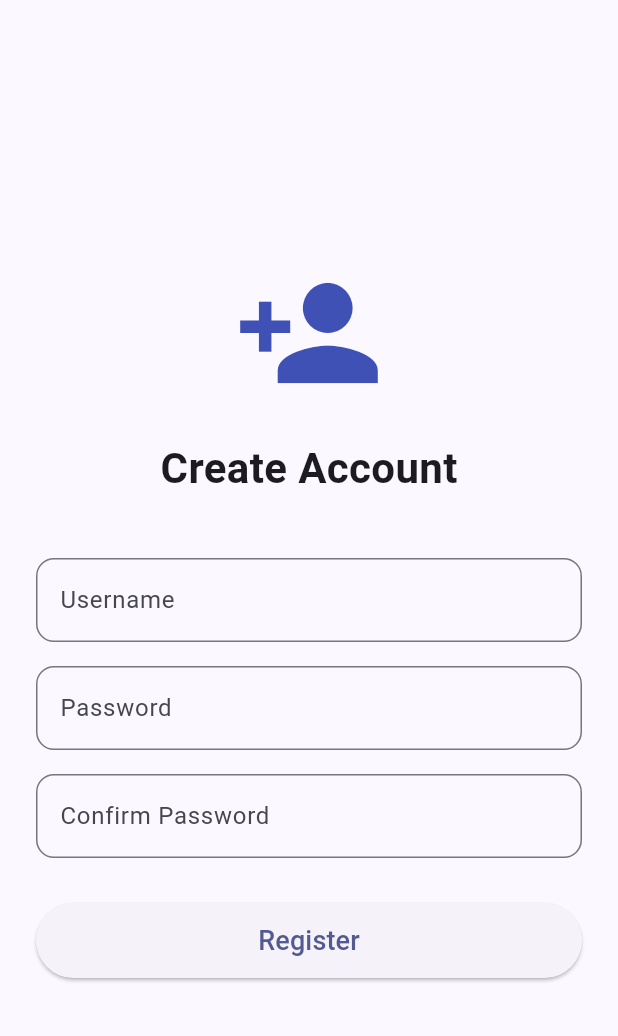
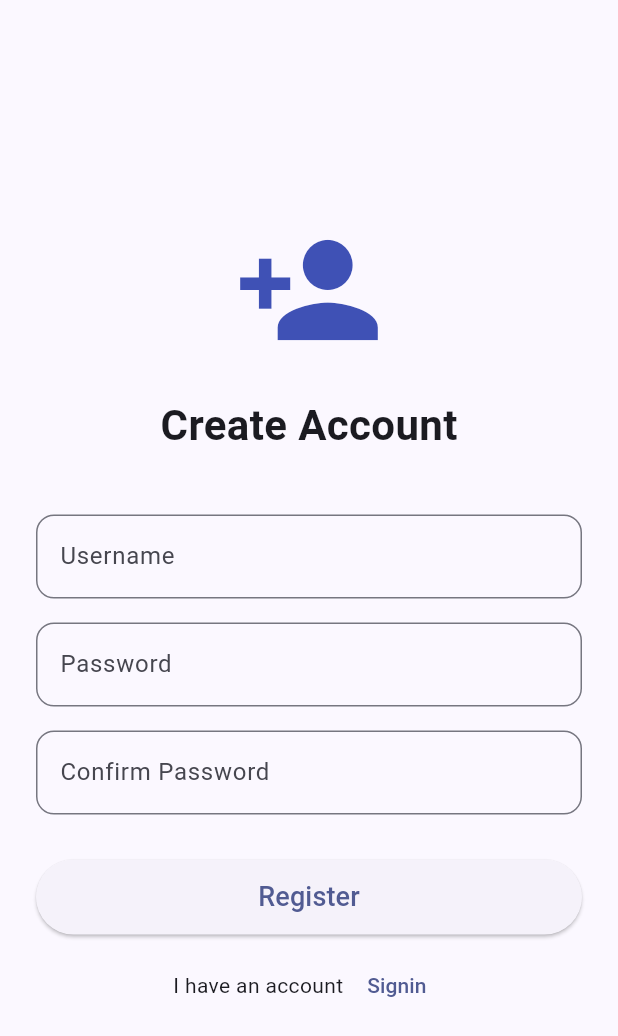
Before and after one commit to haveagrapeday/sche_do_project, a Flutter app: the screen it shows after launch, after a tap on "Register", on a phone screen of 412 x 824 dp. Shown: the top 1036 px of the screen. Run offline on Flutter 3.47's test engine with Material 3 defaults, Android fonts, the phone set to English and light mode, and no system bars; network calls fail.

Commit message:
edit some ui sign and naviga

```diff
--- a/flutter_app/lib/login_page.dart
+++ b/flutter_app/lib/login_page.dart
@@ -18,12 +18,16 @@ class _LoginPageState extends State<LoginPage> {
         child: Column(
           mainAxisAlignment: MainAxisAlignment.center,
           children: [
-            const Icon(Icons.lock_person, size: 100, color: Colors.indigo),
-            const SizedBox(height: 20),
-            const Text(
-              "Welcome Back",
-              style: TextStyle(fontSize: 28, fontWeight: FontWeight.bold),
+            const Icon(Icons.lock_person, size: 100, color: Colors.indigo), //logo
+            const SizedBox(height: 30),
+            const Text("Welcome back",
+            style: TextStyle(
+            fontSize: 32,
+            fontWeight: FontWeight.bold
+              )
             ),
+            const Text("Sign in to continue", style: TextStyle(color: Colors.grey)),
+
             const SizedBox(height: 40),
             TextField(
               decoration: InputDecoration(
@@ -55,7 +59,7 @@ class _LoginPageState extends State<LoginPage> {
                     MaterialPageRoute(builder: (context) => const HomePage()),
                   );
                 },
-                child: const Text("Login", style: TextStyle(fontSize: 18)),
+                child: const Text("Sign In", style: TextStyle(fontSize: 18)),
               ),
             ),
             const SizedBox(height: 10),
--- a/flutter_app/lib/register_page.dart
+++ b/flutter_app/lib/register_page.dart
@@ -1,6 +1,7 @@
 import 'package:flutter/material.dart';
 import 'package:http/http.dart' as http;
 import 'package:schedule_prototype2/home_page.dart';
+import 'package:schedule_prototype2/login_page.dart';
 import 'dart:convert';
 import 'task_page.dart';
 
@@ -125,6 +126,24 @@ class _RegisterPageState extends State<RegisterPage> {
                 child: const Text("Register", style: TextStyle(fontSize: 18)),
               ),
             ),
+            const SizedBox(height: 10),
+            Row(
+              mainAxisAlignment: MainAxisAlignment.center,
+              children: [
+                const Text("I have an account "),
+                TextButton(
+                  onPressed: () {
+                    Navigator.push(
+                      context,
+                      MaterialPageRoute(
+                        builder: (context) => const LoginPage(),
+                      ),
+                    );
+                  },
+                  child: const Text("Signin"),
+                ),
+              ],
+            ),
           ],
         ),
       ),
--- a/flutter_app/pubspec.yaml
+++ b/flutter_app/pubspec.yaml
@@ -32,6 +32,7 @@ dependencies:
     sdk: flutter
   http: ^1.1.0  #น่าจะเกี่ยวกับทำใหม่มือถือเห็น localhost
   #ห้ามย่อหน้าผิด error เลย
+  flutter_secure_storage: ^9.0.0 #ทำtoken
 
   # The following adds the Cupertino Icons font to your application.
   # Use with the CupertinoIcons class for iOS style icons.
```
Also changed, not shown: flutter_app/lib/State Management/task_cubit.dart (added), flutter_app/pubspec.lock, 8 other files.
